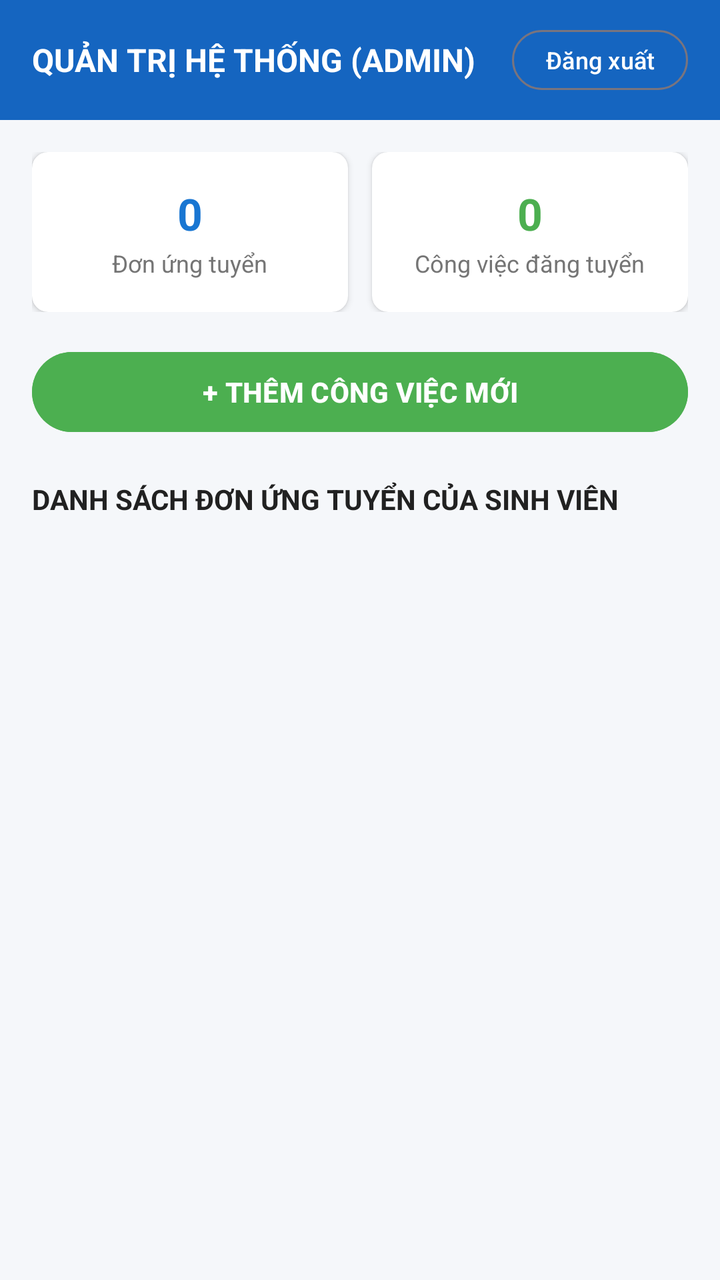
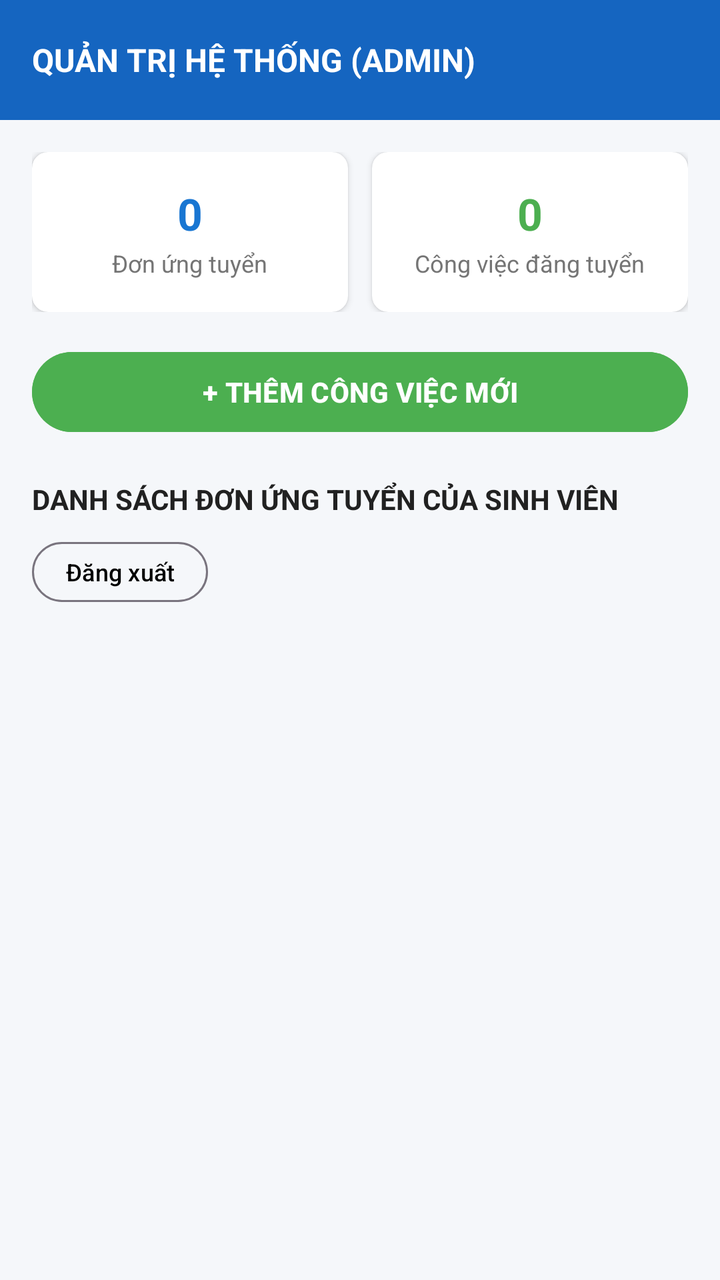

Screens rendered from an Android XML layout before and after an edit, with the pre-edit source and the edit as a unified diff.
<!-- AndroidManifest.xml: application theme Theme.Nhom_7 -->
<!-- res/layout/activity_admin.xml -->
<?xml version="1.0" encoding="utf-8"?>
<RelativeLayout xmlns:android="http://schemas.android.com/apk/res/android"
    xmlns:app="http://schemas.android.com/apk/res-auto"
    xmlns:tools="http://schemas.android.com/tools"
    android:layout_width="match_parent"
    android:layout_height="match_parent"
    android:background="@color/mau_nen"
    tools:ignore="all">

    
    <LinearLayout
        android:id="@+id/layoutHeader"
        android:layout_width="match_parent"
        android:layout_height="60dp"
        android:layout_alignParentTop="true"
        android:background="@color/mau_chu_dao_dam"
        android:gravity="center_vertical"
        android:orientation="horizontal"
        android:paddingHorizontal="16dp"
        tools:ignore="all">

        <TextView
            android:layout_width="0dp"
            android:layout_height="wrap_content"
            android:layout_weight="1"
            android:text="QUẢN TRỊ HỆ THỐNG (ADMIN)"
            android:textColor="@color/white"
            android:textSize="16sp"
            android:textStyle="bold"
            tools:ignore="all" />

        <Button
            android:id="@+id/btnDangXuatAdmin"
            style="@style/Widget.Material3.Button.OutlinedButton"
            android:layout_width="wrap_content"
            android:layout_height="38dp"
            android:paddingHorizontal="12dp"
            android:text="Đăng xuất"
            android:textColor="@color/white"
            android:textSize="12sp"
            tools:ignore="all" />

    </LinearLayout>

    <ScrollView
        android:layout_width="match_parent"
        android:layout_height="match_parent"
        android:layout_below="@id/layoutHeader"
        android:fillViewport="true"
        tools:ignore="all">

        <LinearLayout
            android:layout_width="match_parent"
            android:layout_height="wrap_content"
            android:orientation="vertical"
            android:padding="16dp"
            tools:ignore="all">

            
            <LinearLayout
                android:layout_width="match_parent"
                android:layout_height="wrap_content"
                android:orientation="horizontal"
                tools:ignore="all">

                <androidx.cardview.widget.CardView
                    android:layout_width="0dp"
                    android:layout_height="80dp"
                    android:layout_marginEnd="6dp"
                    android:layout_weight="1"
                    app:cardCornerRadius="8dp"
                    app:cardElevation="2dp"
                    tools:ignore="all">

                    <LinearLayout
                        android:layout_width="match_parent"
                        android:layout_height="match_parent"
                        android:gravity="center"
                        android:orientation="vertical"
                        tools:ignore="all">

                        <TextView
                            android:id="@+id/tvTongDon"
                            android:layout_width="wrap_content"
                            android:layout_height="wrap_content"
                            android:text="0"
                            android:textColor="@color/mau_chu_dao"
                            android:textSize="22sp"
                            android:textStyle="bold"
                            tools:ignore="all" />

                        <TextView
                            android:layout_width="wrap_content"
                            android:layout_height="wrap_content"
                            android:layout_marginTop="2dp"
                            android:text="Đơn ứng tuyển"
                            android:textColor="@color/mau_chu_phu"
                            android:textSize="12sp"
                            tools:ignore="all" />
                    </LinearLayout>
                </androidx.cardview.widget.CardView>

                <androidx.cardview.widget.CardView
                    android:layout_width="0dp"
                    android:layout_height="80dp"
                    android:layout_marginStart="6dp"
                    android:layout_weight="1"
                    app:cardCornerRadius="8dp"
                    app:cardElevation="2dp"
                    tools:ignore="all">

                    <LinearLayout
                        android:layout_width="match_parent"
                        android:layout_height="match_parent"
                        android:gravity="center"
                        android:orientation="vertical"
                        tools:ignore="all">

                        <TextView
                            android:id="@+id/tvTongViec"
                            android:layout_width="wrap_content"
                            android:layout_height="wrap_content"
                            android:text="0"
                            android:textColor="@color/mau_phu"
                            android:textSize="22sp"
                            android:textStyle="bold"
                            tools:ignore="all" />

                        <TextView
                            android:layout_width="wrap_content"
                            android:layout_height="wrap_content"
                            android:layout_marginTop="2dp"
                            android:text="Công việc đăng tuyển"
                            android:textColor="@color/mau_chu_phu"
                            android:textSize="12sp"
                            tools:ignore="all" />
                    </LinearLayout>
                </androidx.cardview.widget.CardView>

            </LinearLayout>

            
            <Button
                android:id="@+id/btnThemViecLam"
                android:layout_width="match_parent"
                android:layout_height="48dp"
                android:layout_marginTop="16dp"
                android:backgroundTint="@color/mau_phu"
                android:text="+ THÊM CÔNG VIỆC MỚI"
                android:textColor="@color/white"
                android:textSize="14sp"
                android:textStyle="bold"
                tools:ignore="all" />

            
            <TextView
                android:layout_width="wrap_content"
                android:layout_height="wrap_content"
                android:layout_marginTop="20dp"
                android:text="DANH SÁCH ĐƠN ỨNG TUYỂN CỦA SINH VIÊN"
                android:textColor="@color/mau_chu_chinh"
                android:textSize="14sp"
                android:textStyle="bold"
                tools:ignore="all" />

            <androidx.recyclerview.widget.RecyclerView
                android:id="@+id/rvDonUngTuyenAdmin"
                android:layout_width="match_parent"
                android:layout_height="wrap_content"
                android:layout_marginTop="8dp"
                android:nestedScrollingEnabled="false"
                tools:ignore="all" />

            <TextView
                android:id="@+id/tvKhongCoDonAdmin"
                android:layout_width="match_parent"
                android:layout_height="wrap_content"
                android:layout_marginTop="24dp"
                android:gravity="center"
                android:text="Chưa có đơn ứng tuyển nào."
                android:textColor="@color/mau_chu_phu"
                android:textSize="13sp"
                android:visibility="gone"
                tools:ignore="all" />

        </LinearLayout>

    </ScrollView>

</RelativeLayout>
<!-- resources referenced by this layout -->
<resources>
  <color name="mau_chu_chinh">#212121</color>
  <color name="mau_chu_dao">#1976D2</color>
  <color name="mau_chu_dao_dam">#1565C0</color>
  <color name="mau_chu_phu">#757575</color>
  <color name="mau_nen">#F5F7FA</color>
  <color name="mau_phu">#4CAF50</color>
  <color name="white">#FFFFFFFF</color>
  <style name="Theme.Nhom_7" parent="Base.Theme.Nhom_7" />
  <style name="Base.Theme.Nhom_7" parent="Theme.Material3.DayNight.NoActionBar">
          
          
      </style>
</resources>

<!-- the commit's change to res/layout/activity_admin.xml (unified diff, before → after) -->
@@ -27,17 +27,6 @@
             android:textColor="@color/white"
             android:textSize="16sp"
             android:textStyle="bold"
-            tools:ignore="all" />
-
-        <Button
-            android:id="@+id/btnDangXuatAdmin"
-            style="@style/Widget.Material3.Button.OutlinedButton"
-            android:layout_width="wrap_content"
-            android:layout_height="38dp"
-            android:paddingHorizontal="12dp"
-            android:text="Đăng xuất"
-            android:textColor="@color/white"
-            android:textSize="12sp"
             tools:ignore="all" />
 
     </LinearLayout>
@@ -183,6 +172,17 @@
                 android:visibility="gone"
                 tools:ignore="all" />
 
+            <Button
+                android:id="@+id/btnDangXuatAdmin"
+                style="@style/Widget.Material3.Button.OutlinedButton"
+                android:layout_width="wrap_content"
+                android:layout_height="38dp"
+                android:paddingHorizontal="12dp"
+                android:text="Đăng xuất"
+                android:textColor="@color/black"
+                android:textSize="12sp"
+                tools:ignore="all" />
+
         </LinearLayout>
 
     </ScrollView>
<!-- resource entries referenced after the edit -->
@@ -1,5 +1,6 @@
 <!-- resources referenced by this layout -->
 <resources>
+  <color name="black">#FF000000</color>
   <color name="mau_chu_chinh">#212121</color>
   <color name="mau_chu_dao">#1976D2</color>
   <color name="mau_chu_dao_dam">#1565C0</color>
